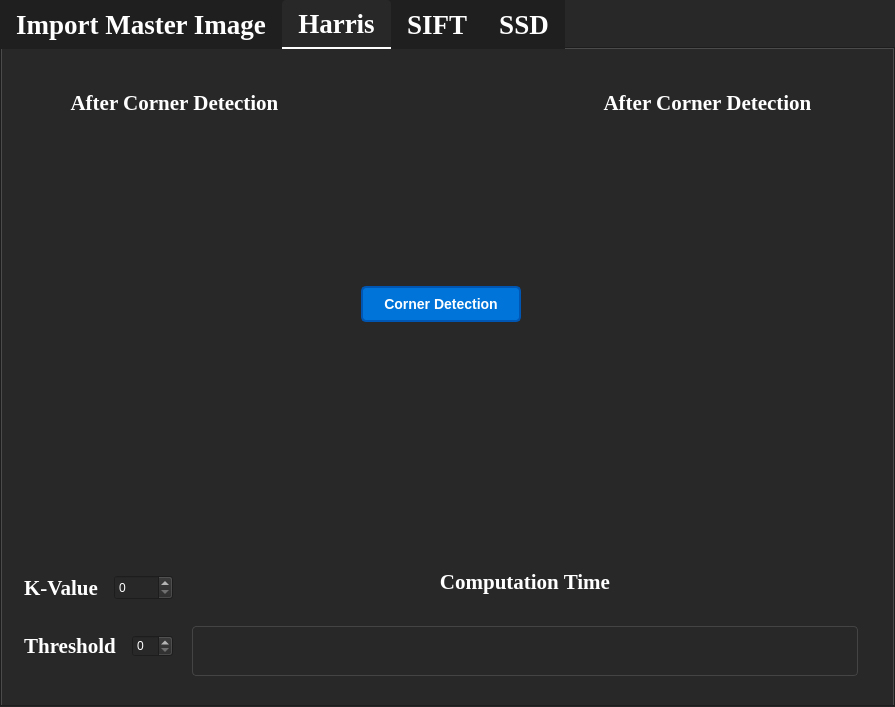
Above: MainWindow.ui from fadymohsen/VisionWithHarrisSIFT before the change. Below: the same form after it.
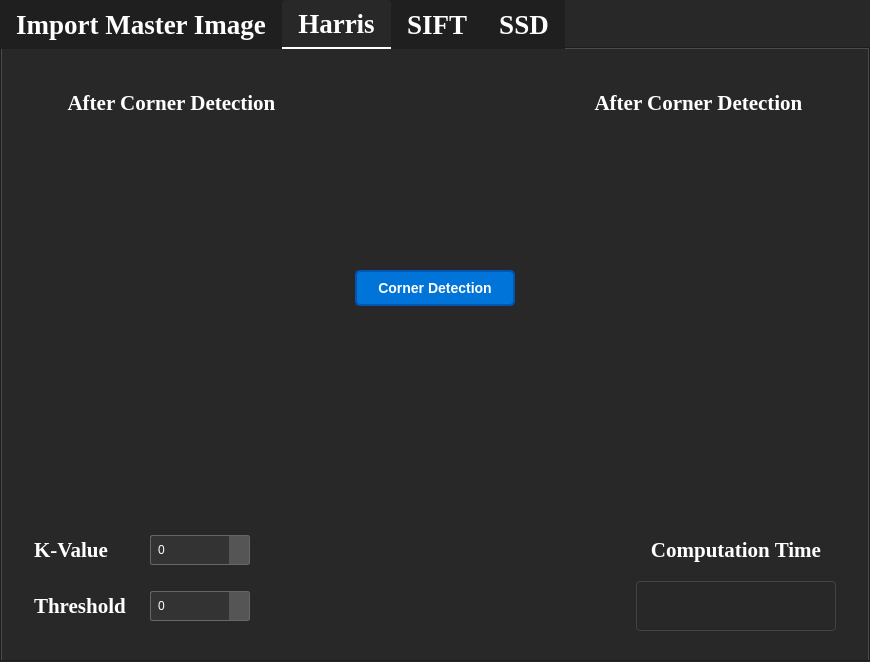
That is the form after the change. Custom widgets are drawn as their Qt base class.

Commit message: Update Harris Feature UI

Diff of the .ui file:
```diff
--- a/MainWindow.ui
+++ b/MainWindow.ui
@@ -6,8 +6,8 @@
    <rect>
     <x>0</x>
     <y>0</y>
-    <width>895</width>
-    <height>707</height>
+    <width>870</width>
+    <height>662</height>
    </rect>
   </property>
   <property name="font">
@@ -840,7 +840,7 @@
     <string>Harris</string>
    </attribute>
    <layout class="QGridLayout" name="gridLayout_2">
-    <item row="0" column="0" rowspan="2" colspan="2">
+    <item row="0" column="0">
      <layout class="QHBoxLayout" name="horizontalLayout_7">
       <item>
        <spacer name="horizontalSpacer_5">
@@ -859,7 +859,7 @@
        </spacer>
       </item>
       <item>
-       <layout class="QVBoxLayout" name="verticalLayout_6">
+       <layout class="QVBoxLayout" name="verticalLayout_5">
         <item>
          <spacer name="verticalSpacer_9">
           <property name="orientation">
@@ -877,9 +877,7 @@
          </spacer>
         </item>
         <item>
-         <layout class="QVBoxLayout" name="verticalLayout_4">
-          <item>
-           <layout class="QHBoxLayout" name="horizontalLayout_3">
+         <layout class="QHBoxLayout" name="horizontalLayout_4">
             <item>
              <layout class="QVBoxLayout" name="verticalLayout">
               <item>
@@ -918,23 +916,7 @@
                </widget>
               </item>
               <item>
-               <spacer name="verticalSpacer">
-                <property name="orientation">
-                 <enum>Qt::Vertical</enum>
-                </property>
-                <property name="sizeType">
-                 <enum>QSizePolicy::Fixed</enum>
-                </property>
-                <property name="sizeHint" stdset="0">
-                 <size>
-                  <width>20</width>
-                  <height>10</height>
-                 </size>
-                </property>
-               </spacer>
-              </item>
-              <item>
-               <widget class="GraphicsLayoutWidget" name="image_beforeEdgeDetection" native="true">
+             <widget class="GraphicsLayoutWidget" name="image_beforeEdgeDetection_3" native="true">
                 <property name="sizePolicy">
                  <sizepolicy hsizetype="Expanding" vsizetype="Expanding">
                   <horstretch>0</horstretch>
@@ -1039,22 +1021,6 @@
                 </property>
                </widget>
               </item>
-              <item>
-               <spacer name="verticalSpacer_2">
-                <property name="orientation">
-                 <enum>Qt::Vertical</enum>
-                </property>
-                <property name="sizeType">
-                 <enum>QSizePolicy::Fixed</enum>
-                </property>
-                <property name="sizeHint" stdset="0">
-                 <size>
-                  <width>20</width>
-                  <height>10</height>
-                 </size>
-                </property>
-               </spacer>
-              </item>
               <item>
                <widget class="GraphicsLayoutWidget" name="image_beforeEdgeDetection_2" native="true">
                 <property name="sizePolicy">
@@ -1082,7 +1048,7 @@
            </layout>
           </item>
           <item>
-           <spacer name="verticalSpacer_6">
+         <spacer name="verticalSpacer_10">
             <property name="orientation">
              <enum>Qt::Vertical</enum>
             </property>
@@ -1098,13 +1064,35 @@
            </spacer>
           </item>
           <item>
-           <layout class="QHBoxLayout" name="horizontalLayout_4">
+         <layout class="QHBoxLayout" name="horizontalLayout_3">
+          <item>
+           <spacer name="horizontalSpacer_17">
+            <property name="orientation">
+             <enum>Qt::Horizontal</enum>
+            </property>
+            <property name="sizeType">
+             <enum>QSizePolicy::Preferred</enum>
+            </property>
+            <property name="sizeHint" stdset="0">
+             <size>
+              <width>10</width>
+              <height>20</height>
+             </size>
+            </property>
+           </spacer>
+          </item>
             <item>
              <layout class="QVBoxLayout" name="verticalLayout_3">
               <item>
                <layout class="QHBoxLayout" name="horizontalLayout">
                 <item>
                  <widget class="QLabel" name="label_5">
+                <property name="minimumSize">
+                 <size>
+                  <width>100</width>
+                  <height>0</height>
+                 </size>
+                </property>
                   <property name="font">
                    <font>
                     <family>Georgia</family>
@@ -1116,7 +1104,7 @@
                    <string>K-Value</string>
                   </property>
                   <property name="alignment">
-                   <set>Qt::AlignCenter</set>
+                 <set>Qt::AlignLeading|Qt::AlignLeft|Qt::AlignVCenter</set>
                   </property>
                  </widget>
                 </item>
@@ -1138,12 +1126,42 @@
                 </item>
                 <item>
                  <widget class="QSpinBox" name="spinBox">
+                <property name="sizePolicy">
+                 <sizepolicy hsizetype="Fixed" vsizetype="Fixed">
+                  <horstretch>0</horstretch>
+                  <verstretch>0</verstretch>
+                 </sizepolicy>
+                </property>
                   <property name="minimumSize">
                    <size>
-                    <width>0</width>
-                    <height>25</height>
-                   </size>
-                  </property>
+                  <width>100</width>
+                  <height>30</height>
+                 </size>
+                </property>
+                <property name="maximumSize">
+                 <size>
+                  <width>100</width>
+                  <height>30</height>
+                 </size>
+                </property>
+                <property name="styleSheet">
+                 <string notr="true">QSpinBox {
+            background-color: #333;
+            color: white;
+            border: 1px solid #666;
+            padding: 5px;
+            border-radius: 2px;
+        }
+        QSpinBox::up-button, QSpinBox::down-button {
+            background-color: #555;
+            width: 20px;
+            border: none;
+            padding: 0px;
+        }
+        QSpinBox::up-button:hover, QSpinBox::down-button:hover {
+            background-color: #777;
+        }</string>
+                </property>
                  </widget>
                 </item>
                </layout>
@@ -1168,6 +1186,12 @@
                <layout class="QHBoxLayout" name="horizontalLayout_2">
                 <item>
                  <widget class="QLabel" name="label_6">
+                <property name="minimumSize">
+                 <size>
+                  <width>100</width>
+                  <height>0</height>
+                 </size>
+                </property>
                   <property name="font">
                    <font>
                     <family>Georgia</family>
@@ -1179,7 +1203,7 @@
                    <string>Threshold</string>
                   </property>
                   <property name="alignment">
-                   <set>Qt::AlignCenter</set>
+                 <set>Qt::AlignLeading|Qt::AlignLeft|Qt::AlignVCenter</set>
                   </property>
                  </widget>
                 </item>
@@ -1200,47 +1224,84 @@
                  </spacer>
                 </item>
                 <item>
-                 <widget class="QSpinBox" name="spinBox_2"/>
+               <widget class="QSpinBox" name="spinBox_2">
+                <property name="sizePolicy">
+                 <sizepolicy hsizetype="Fixed" vsizetype="Fixed">
+                  <horstretch>0</horstretch>
+                  <verstretch>0</verstretch>
+                 </sizepolicy>
+                </property>
+                <property name="minimumSize">
+                 <size>
+                  <width>100</width>
+                  <height>30</height>
+                 </size>
+                </property>
+                <property name="maximumSize">
+                 <size>
+                  <width>100</width>
+                  <height>30</height>
+                 </size>
+                </property>
+                <property name="styleSheet">
+                 <string notr="true">QSpinBox {
+            background-color: #333;
+            color: white;
+            border: 1px solid #666;
+            padding: 5px;
+            border-radius: 2px;
+        }
+        QSpinBox::up-button, QSpinBox::down-button {
+            background-color: #555;
+            width: 20px;
+            border: none;
+            padding: 0px;
+        }
+        QSpinBox::up-button:hover, QSpinBox::down-button:hover {
+            background-color: #777;
+        }</string>
+                </property>
+               </widget>
                 </item>
                </layout>
               </item>
              </layout>
             </item>
             <item>
-             <spacer name="horizontalSpacer_7">
+           <spacer name="horizontalSpacer_11">
               <property name="orientation">
                <enum>Qt::Horizontal</enum>
               </property>
               <property name="sizeType">
-               <enum>QSizePolicy::Fixed</enum>
+             <enum>QSizePolicy::Expanding</enum>
               </property>
               <property name="sizeHint" stdset="0">
                <size>
-                <width>13</width>
+              <width>10</width>
                 <height>20</height>
                </size>
               </property>
              </spacer>
             </item>
             <item>
-             <layout class="QVBoxLayout" name="verticalLayout_5">
+           <layout class="QVBoxLayout" name="verticalLayout_4">
               <item>
                <widget class="QLabel" name="label_7">
                 <property name="sizePolicy">
-                 <sizepolicy hsizetype="Preferred" vsizetype="Fixed">
+               <sizepolicy hsizetype="Fixed" vsizetype="Fixed">
                   <horstretch>0</horstretch>
                   <verstretch>0</verstretch>
                  </sizepolicy>
                 </property>
                 <property name="minimumSize">
                  <size>
-                  <width>0</width>
+                <width>200</width>
                   <height>50</height>
                  </size>
                 </property>
                 <property name="maximumSize">
                  <size>
-                  <width>16777215</width>
+                <width>200</width>
                   <height>50</height>
                  </size>
                 </property>
@@ -1259,33 +1320,23 @@
                 </property>
                </widget>
               </item>
-              <item>
-               <spacer name="verticalSpacer_5">
-                <property name="orientation">
-                 <enum>Qt::Vertical</enum>
-                </property>
-                <property name="sizeType">
-                 <enum>QSizePolicy::Fixed</enum>
-                </property>
-                <property name="sizeHint" stdset="0">
-                 <size>
-                  <width>20</width>
-                  <height>13</height>
-                 </size>
-                </property>
-               </spacer>
-              </item>
               <item>
                <widget class="QTextEdit" name="textEdit">
+              <property name="sizePolicy">
+               <sizepolicy hsizetype="Fixed" vsizetype="Fixed">
+                <horstretch>0</horstretch>
+                <verstretch>0</verstretch>
+               </sizepolicy>
+              </property>
                 <property name="minimumSize">
                  <size>
-                  <width>0</width>
+                <width>200</width>
                   <height>50</height>
                  </size>
                 </property>
                 <property name="maximumSize">
                  <size>
-                  <width>16777215</width>
+                <width>200</width>
                   <height>50</height>
                  </size>
                 </property>
@@ -1296,63 +1347,25 @@
               </item>
              </layout>
             </item>
-           </layout>
-          </item>
-         </layout>
-        </item>
         <item>
-         <spacer name="verticalSpacer_7">
+           <spacer name="horizontalSpacer_16">
           <property name="orientation">
-           <enum>Qt::Vertical</enum>
-          </property>
-          <property name="sizeType">
-           <enum>QSizePolicy::Fixed</enum>
-          </property>
-          <property name="sizeHint" stdset="0">
-           <size>
-            <width>20</width>
-            <height>20</height>
-           </size>
-          </property>
-         </spacer>
-        </item>
-       </layout>
-      </item>
-      <item>
-       <spacer name="horizontalSpacer_6">
-        <property name="orientation">
          <enum>Qt::Horizontal</enum>
         </property>
         <property name="sizeType">
-         <enum>QSizePolicy::Fixed</enum>
+             <enum>QSizePolicy::Preferred</enum>
         </property>
         <property name="sizeHint" stdset="0">
          <size>
-          <width>13</width>
+              <width>10</width>
           <height>20</height>
          </size>
         </property>
        </spacer>
       </item>
-      <item>
-       <spacer name="horizontalSpacer_8">
-        <property name="orientation">
-         <enum>Qt::Horizontal</enum>
-        </property>
-        <property name="sizeType">
-         <enum>QSizePolicy::Fixed</enum>
-        </property>
-        <property name="sizeHint" stdset="0">
-         <size>
-          <width>13</width>
-          <height>13</height>
-         </size>
-        </property>
-       </spacer>
-      </item>
-     </layout>
-    </item>
-    <item row="1" column="1">
+         </layout>
+        </item>
+        <item>
      <spacer name="verticalSpacer_8">
       <property name="orientation">
        <enum>Qt::Vertical</enum>
@@ -1367,6 +1380,26 @@
        </size>
       </property>
      </spacer>
+        </item>
+       </layout>
+      </item>
+      <item>
+       <spacer name="horizontalSpacer_6">
+        <property name="orientation">
+         <enum>Qt::Horizontal</enum>
+        </property>
+        <property name="sizeType">
+         <enum>QSizePolicy::Fixed</enum>
+        </property>
+        <property name="sizeHint" stdset="0">
+         <size>
+          <width>13</width>
+          <height>20</height>
+         </size>
+        </property>
+       </spacer>
+      </item>
+     </layout>
     </item>
    </layout>
   </widget>
```
Left out of the diff: 4 changed lines with no effect on the pictures. Lines whose indentation alone changed are shown as unchanged.
